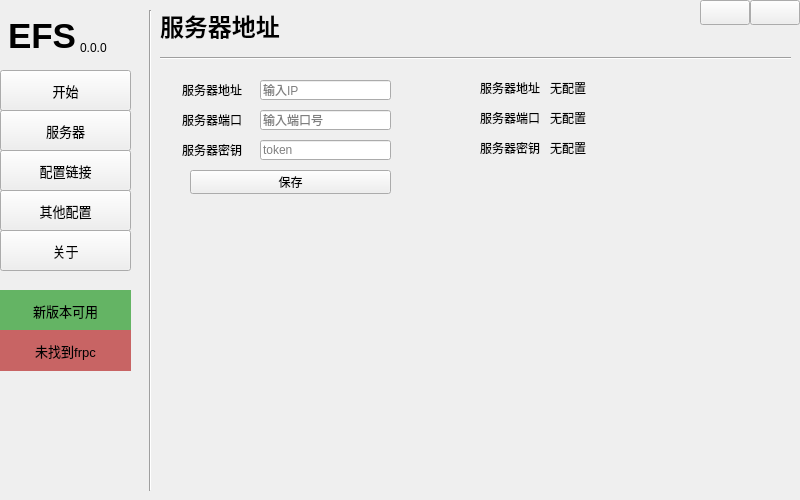
Before: the Qt Designer form ui/main.ui in LyceenAiro/EazyFrpSetting, drawn with Qt 5.
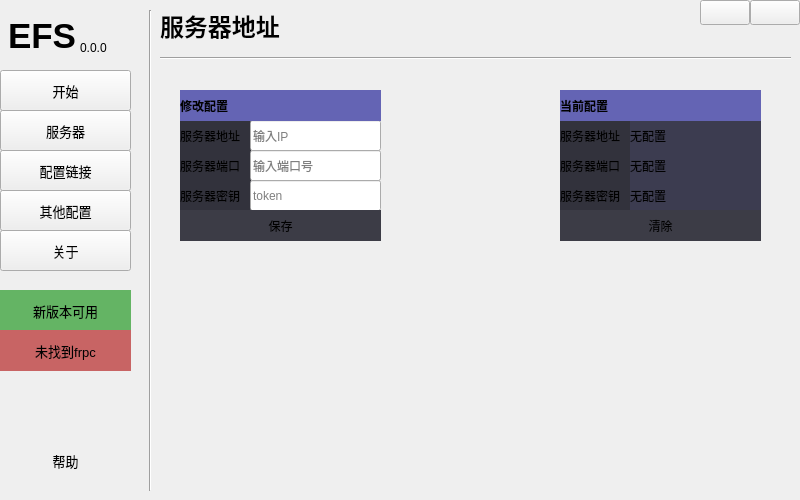
After: the same form once the commit is applied. The open tabs and pages were chosen to show the change.

Commit message: vtest21：开发阶段结束，优化服务器界面，更新ico，帮助按钮实例化，更新README

What changed in the file:
```diff
--- a/ui/main.ui
+++ b/ui/main.ui
@@ -209,21 +209,27 @@
      <widget class="QWidget" name="widget" native="true">
       <property name="geometry">
        <rect>
-        <x>310</x>
+        <x>390</x>
         <y>60</y>
-        <width>321</width>
-        <height>131</height>
+        <width>231</width>
+        <height>191</height>
        </rect>
       </property>
       <widget class="QLabel" name="label_7">
        <property name="geometry">
         <rect>
          <x>10</x>
-         <y>10</y>
+         <y>50</y>
          <width>71</width>
-         <height>16</height>
+         <height>31</height>
         </rect>
        </property>
+       <property name="styleSheet">
+        <string notr="true">QLabel {
+            background-color: rgb(50, 50, 60);
+            border-radius: 0px;
+}</string>
+       </property>
        <property name="text">
         <string>服务器地址</string>
        </property>
@@ -232,11 +238,17 @@
        <property name="geometry">
         <rect>
          <x>10</x>
-         <y>40</y>
+         <y>80</y>
          <width>71</width>
-         <height>16</height>
+         <height>31</height>
         </rect>
        </property>
+       <property name="styleSheet">
+        <string notr="true">QLabel {
+            background-color: rgb(50, 50, 60);
+            border-radius: 0px;
+}</string>
+       </property>
        <property name="text">
         <string>服务器端口</string>
        </property>
@@ -245,11 +257,17 @@
        <property name="geometry">
         <rect>
          <x>10</x>
-         <y>70</y>
+         <y>110</y>
          <width>71</width>
-         <height>16</height>
+         <height>31</height>
         </rect>
        </property>
+       <property name="styleSheet">
+        <string notr="true">QLabel {
+            background-color: rgb(50, 50, 60);
+            border-radius: 0px;
+}</string>
+       </property>
        <property name="text">
         <string>服务器密钥</string>
        </property>
@@ -258,11 +276,17 @@
        <property name="geometry">
         <rect>
          <x>80</x>
-         <y>10</y>
-         <width>231</width>
-         <height>16</height>
+         <y>50</y>
+         <width>131</width>
+         <height>31</height>
         </rect>
        </property>
+       <property name="styleSheet">
+        <string notr="true">QLabel {
+            background-color: rgb(60, 60, 80);
+            border-radius: 0px;
+}</string>
+       </property>
        <property name="text">
         <string>无配置</string>
        </property>
@@ -271,11 +295,17 @@
        <property name="geometry">
         <rect>
          <x>80</x>
-         <y>40</y>
-         <width>231</width>
-         <height>16</height>
+         <y>80</y>
+         <width>131</width>
+         <height>31</height>
         </rect>
        </property>
+       <property name="styleSheet">
+        <string notr="true">QLabel {
+            background-color: rgb(60, 60, 80);
+            border-radius: 0px;
+}</string>
+       </property>
        <property name="text">
         <string>无配置</string>
        </property>
@@ -284,34 +314,89 @@
        <property name="geometry">
         <rect>
          <x>80</x>
-         <y>70</y>
-         <width>231</width>
-         <height>16</height>
+         <y>110</y>
+         <width>131</width>
+         <height>31</height>
         </rect>
        </property>
+       <property name="styleSheet">
+        <string notr="true">QLabel {
+            background-color: rgb(60, 60, 80);
+            border-radius: 0px;
+}</string>
+       </property>
        <property name="text">
         <string>无配置</string>
        </property>
       </widget>
+      <widget class="QPushButton" name="server_clear">
+       <property name="geometry">
+        <rect>
+         <x>10</x>
+         <y>140</y>
+         <width>201</width>
+         <height>31</height>
+        </rect>
+       </property>
+       <property name="styleSheet">
+        <string notr="true">QPushButton {
+            background-color: rgb(60, 60, 70);
+            border-radius: 0px;
+}
+QPushButton:hover {
+            background-color: rgb(200, 80, 80);
+}</string>
+       </property>
+       <property name="text">
+        <string>清除</string>
+       </property>
+      </widget>
+      <widget class="QLabel" name="label_24">
+       <property name="geometry">
+        <rect>
+         <x>10</x>
+         <y>20</y>
+         <width>201</width>
+         <height>31</height>
+        </rect>
+       </property>
+       <property name="font">
+        <font>
+         <bold>true</bold>
+        </font>
+       </property>
+       <property name="styleSheet">
+        <string notr="true">QLabel {
+            background-color: rgb(100, 100, 180);
+            border-radius: 0px;
+}</string>
+       </property>
+       <property name="text">
+        <string>当前配置</string>
+       </property>
+      </widget>
      </widget>
      <widget class="QWidget" name="widget_2" native="true">
       <property name="geometry">
        <rect>
         <x>20</x>
         <y>60</y>
-        <width>231</width>
-        <height>131</height>
+        <width>221</width>
+        <height>191</height>
        </rect>
       </property>
       <widget class="QLineEdit" name="server_Port">
        <property name="geometry">
         <rect>
-         <x>80</x>
-         <y>40</y>
+         <x>70</x>
+         <y>80</y>
          <width>131</width>
-         <height>20</height>
+         <height>31</height>
         </rect>
        </property>
+       <property name="styleSheet">
+        <string notr="true"/>
+       </property>
        <property name="placeholderText">
         <string>输入端口号</string>
        </property>
@@ -319,12 +404,18 @@
       <widget class="QLabel" name="label">
        <property name="geometry">
         <rect>
-         <x>2</x>
-         <y>12</y>
+         <x>0</x>
+         <y>50</y>
          <width>71</width>
-         <height>16</height>
+         <height>31</height>
         </rect>
        </property>
+       <property name="styleSheet">
+        <string notr="true">QLabel {
+            background-color: rgb(50, 50, 60);
+            border-radius: 0px;
+}</string>
+       </property>
        <property name="text">
         <string>服务器地址</string>
        </property>
@@ -332,12 +423,18 @@
       <widget class="QLabel" name="label_3">
        <property name="geometry">
         <rect>
-         <x>2</x>
-         <y>72</y>
+         <x>0</x>
+         <y>110</y>
          <width>71</width>
-         <height>16</height>
+         <height>31</height>
         </rect>
        </property>
+       <property name="styleSheet">
+        <string notr="true">QLabel {
+            background-color: rgb(50, 50, 60);
+            border-radius: 0px;
+}</string>
+       </property>
        <property name="text">
         <string>服务器密钥</string>
        </property>
@@ -345,12 +442,15 @@
       <widget class="QLineEdit" name="server_IP">
        <property name="geometry">
         <rect>
-         <x>80</x>
-         <y>10</y>
+         <x>70</x>
+         <y>50</y>
          <width>131</width>
-         <height>20</height>
+         <height>31</height>
         </rect>
        </property>
+       <property name="styleSheet">
+        <string notr="true"/>
+       </property>
        <property name="text">
         <string/>
        </property>
@@ -361,12 +461,18 @@
       <widget class="QLabel" name="label_2">
        <property name="geometry">
         <rect>
-         <x>2</x>
-         <y>42</y>
+         <x>0</x>
+         <y>80</y>
          <width>71</width>
-         <height>16</height>
+         <height>31</height>
         </rect>
        </property>
+       <property name="styleSheet">
+        <string notr="true">QLabel {
+            background-color: rgb(50, 50, 60);
+            border-radius: 0px;
+}</string>
+       </property>
        <property name="text">
         <string>服务器端口</string>
        </property>
@@ -374,12 +480,15 @@
       <widget class="QLineEdit" name="server_token">
        <property name="geometry">
         <rect>
-         <x>80</x>
-         <y>70</y>
+         <x>70</x>
+         <y>110</y>
          <width>131</width>
-         <height>20</height>
+         <height>31</height>
         </rect>
        </property>
+       <property name="styleSheet">
+        <string notr="true"/>
+       </property>
        <property name="placeholderText">
         <string>token</string>
        </property>
@@ -387,23 +496,70 @@
       <widget class="QPushButton" name="server_save">
        <property name="geometry">
         <rect>
-         <x>10</x>
-         <y>100</y>
+         <x>0</x>
+         <y>140</y>
          <width>201</width>
-         <height>24</height>
+         <height>31</height>
         </rect>
        </property>
+       <property name="styleSheet">
+        <string notr="true">QPushButton {
+            background-color: rgb(60, 60, 70);
+            border-radius: 0px;
+}
+QPushButton:hover {
+            background-color: rgb(80, 160, 80);
+}</string>
+       </property>
        <property name="text">
         <string>保存</string>
        </property>
       </widget>
-      <zorder>server_Port</zorder>
+      <widget class="QLabel" name="label_23">
+       <property name="geometry">
+        <rect>
+         <x>0</x>
+         <y>20</y>
+         <width>201</width>
+         <height>31</height>
+        </rect>
+       </property>
+       <property name="font">
+        <font>
+         <bold>true</bold>
+        </font>
+       </property>
+       <property name="styleSheet">
+        <string notr="true">QLabel {
+            background-color: rgb(100, 100, 180);
+            border-radius: 0px;
+}</string>
+       </property>
+       <property name="text">
+        <string>修改配置</string>
+       </property>
+      </widget>
       <zorder>label</zorder>
-      <zorder>label_3</zorder>
       <zorder>label_2</zorder>
+      <zorder>label_3</zorder>
       <zorder>server_token</zorder>
-      <zorder>server_save</zorder>
+      <zorder>server_Port</zorder>
       <zorder>server_IP</zorder>
+      <zorder>server_save</zorder>
+      <zorder>label_23</zorder>
+     </widget>
+     <widget class="QLabel" name="server_seticon">
+      <property name="geometry">
+       <rect>
+        <x>260</x>
+        <y>100</y>
+        <width>91</width>
+        <height>101</height>
+       </rect>
+      </property>
+      <property name="text">
+       <string/>
+      </property>
      </widget>
     </widget>
     <widget class="QWidget" name="page1">
@@ -1038,7 +1194,7 @@
        </font>
       </property>
       <property name="text">
-       <string>Version</string>
+       <string>版本</string>
       </property>
      </widget>
      <widget class="QLabel" name="tags_check_updata">
@@ -1074,7 +1230,7 @@
        </font>
       </property>
       <property name="text">
-       <string>LICENSE</string>
+       <string>许可</string>
       </property>
      </widget>
      <widget class="QLabel" name="tags_license">
@@ -1102,7 +1258,7 @@
       <property name="geometry">
        <rect>
         <x>10</x>
-        <y>210</y>
+        <y>220</y>
         <width>131</width>
         <height>41</height>
        </rect>
@@ -1117,7 +1273,7 @@
             border-radius: 0px;
 }
 QPushButton:hover {
-            background-color: rgb(110, 200, 110);
+            background-color: rgb(100, 100, 180);
 }</string>
       </property>
       <property name="text">
@@ -1131,7 +1287,7 @@
       <property name="geometry">
        <rect>
         <x>160</x>
-        <y>210</y>
+        <y>220</y>
         <width>131</width>
         <height>41</height>
        </rect>
@@ -1146,7 +1302,7 @@
             border-radius: 0px;
 }
 QPushButton:hover {
-            background-color: rgb(110, 200, 110);
+            background-color: rgb(200, 80, 80);
 }</string>
       </property>
       <property name="text">
@@ -1186,14 +1342,14 @@
        </font>
       </property>
       <property name="text">
-       <string>Author</string>
+       <string>作者</string>
       </property>
      </widget>
      <widget class="Line" name="line_11">
       <property name="geometry">
        <rect>
         <x>0</x>
-        <y>180</y>
+        <y>190</y>
         <width>641</width>
         <height>16</height>
        </rect>
@@ -1454,6 +1610,33 @@
      <string>未找到frpc</string>
     </property>
    </widget>
+   <widget class="QPushButton" name="help_button">
+    <property name="geometry">
+     <rect>
+      <x>0</x>
+      <y>440</y>
+      <width>131</width>
+      <height>41</height>
+     </rect>
+    </property>
+    <property name="font">
+     <font>
+      <pointsize>10</pointsize>
+     </font>
+    </property>
+    <property name="styleSheet">
+     <string notr="true">QPushButton {
+            background-color: transparent;
+            border-radius: 0px;
+}
+QPushButton:hover {
+            background-color: rgb(130, 130, 130);
+}</string>
+    </property>
+    <property name="text">
+     <string>帮助</string>
+    </property>
+   </widget>
   </widget>
  </widget>
  <resources>
```
The commit also changes 11 other files.
